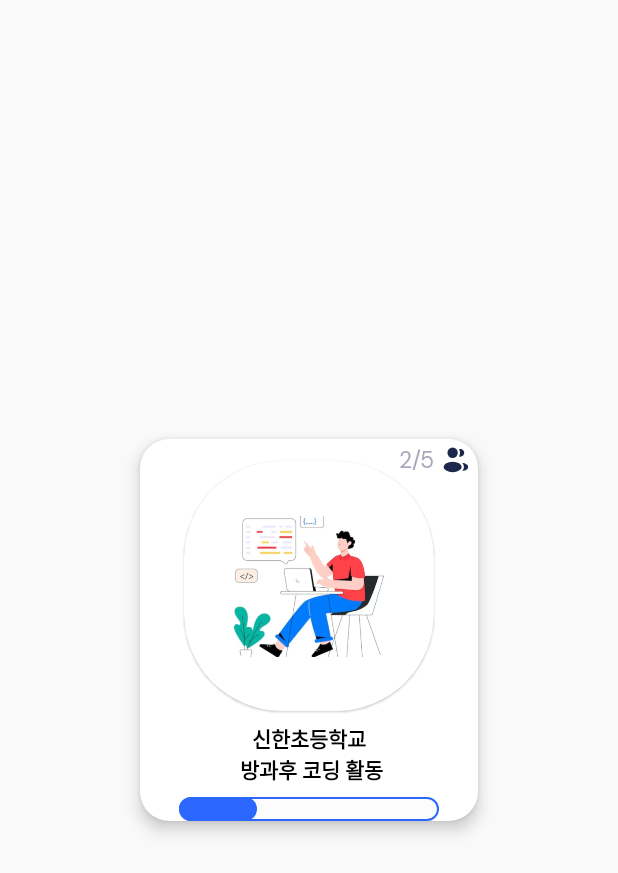
After one commit to kieanu/shac, an Android app: the layout item_act.xml on its own in the app's theme, with its tools: preview values and no code run, on a phone screen of 412 x 824 dp. The commit adds this screen. Shown: the top 873 px of the screen. Run offline under Robolectric (Android 15) with nearby library versions, the phone set to English and light mode, and no system bars.

Commit message:
feat: act item 레이아웃 작성 중

```diff
--- /dev/null
+++ b/Shac/app/src/main/res/drawable/act_participants.xml
@@ -0,0 +1,7 @@
+<vector android:height="24dp" android:viewportHeight="12"
+    android:viewportWidth="12" android:width="24dp" xmlns:android="http://schemas.android.com/apk/res/android">
+    <path android:fillColor="#1C274C" android:pathData="M4.5,3m-2,0a2,2 0,1 1,4 0a2,2 0,1 1,-4 0"/>
+    <path android:fillColor="#1C274C" android:pathData="M1,8.5a3.5,2 0,1 0,7 0a3.5,2 0,1 0,-7 0z"/>
+    <path android:fillColor="#1C274C" android:pathData="M10.5,8.5C10.5,9.329 9.482,10 8.239,10C8.605,9.6 8.857,9.098 8.857,8.501C8.857,7.904 8.605,7.401 8.238,7C9.481,7 10.5,7.672 10.5,8.5Z"/>
+    <path android:fillColor="#1C274C" android:pathData="M9,3C9,3.829 8.328,4.5 7.5,4.5C7.319,4.5 7.146,4.469 6.985,4.41C7.222,3.994 7.357,3.513 7.357,3C7.357,2.488 7.222,2.007 6.986,1.591C7.146,1.532 7.319,1.5 7.5,1.5C8.328,1.5 9,2.172 9,3Z"/>
+</vector>
--- /dev/null
+++ b/Shac/app/src/main/res/drawable/curved_progress_bar.xml
@@ -0,0 +1,20 @@
+<?xml version="1.0" encoding="utf-8"?>
+<layer-list xmlns:android="http://schemas.android.com/apk/res/android">
+    <item android:id="@android:id/background">
+        <shape>
+            <corners android:radius="18dp" />
+            <solid android:color="@color/transparent" /> <!-- 백그라운드 컬러 -->
+            <stroke android:color="@color/bottom_focused" android:width="@dimen/_1sdp" /> <!-- 테두리 컬러-->
+        </shape>
+    </item>
+
+    <item android:id="@android:id/progress">
+
+    <scale android:scaleWidth="100%">
+        <shape>
+            <corners android:radius="@dimen/_30sdp" />
+            <solid android:color="@color/bottom_focused" />
+        </shape>
+    </scale>
+    </item>
+</layer-list>
--- /dev/null
+++ b/Shac/app/src/main/res/drawable/progress_bar_background.xml
@@ -0,0 +1,7 @@
+<?xml version="1.0" encoding="utf-8"?>
+<?xml version="1.0" encoding="utf-8"?>
+<shape
+    xmlns:android="http://schemas.android.com/apk/res/android"
+    android:shape="rectangle">
+    <corners android:radius="@dimen/_30sdp" />
+</shape>
--- /dev/null
+++ b/Shac/app/src/main/res/layout/item_act.xml
@@ -0,0 +1,92 @@
+<?xml version="1.0" encoding="utf-8"?>
+
+<com.google.android.material.card.MaterialCardView
+    xmlns:android="http://schemas.android.com/apk/res/android"
+    xmlns:app="http://schemas.android.com/apk/res-auto"
+    xmlns:tools="http://schemas.android.com/tools"
+    android:layout_width="wrap_content"
+    android:layout_height="wrap_content"
+    android:layout_gravity="center"
+    app:cardElevation="@dimen/_5sdp"
+    android:layout_marginStart="16dp"
+    android:layout_marginTop="8dp"
+    android:layout_marginEnd="16dp"
+    app:cardCornerRadius="@dimen/_15sdp">
+
+    <androidx.constraintlayout.widget.ConstraintLayout
+        android:layout_width="match_parent"
+        android:layout_height="wrap_content">
+
+        <androidx.appcompat.widget.LinearLayoutCompat
+            android:id="@+id/linearLayout_act_participant"
+            android:layout_width="wrap_content"
+            android:layout_height="wrap_content"
+            android:gravity="center"
+            android:layout_marginLeft="@dimen/_minus18sdp"
+            android:layout_marginTop="@dimen/_3sdp"
+            app:layout_constraintStart_toEndOf="@+id/act_main_img_cardview"
+            app:layout_constraintTop_toTopOf="parent">
+
+            <androidx.appcompat.widget.AppCompatTextView
+                android:layout_width="match_parent"
+                android:layout_height="match_parent"
+                android:textSize="@dimen/_12sdp"
+                android:textColor="@color/grey_text"
+                style="@style/regularText"
+                tools:text="2/5"/>
+
+            <androidx.appcompat.widget.AppCompatImageView
+                android:layout_width="@dimen/_16sdp"
+                android:layout_height="@dimen/_16sdp"
+                android:layout_marginHorizontal="@dimen/_3sdp"
+                android:src="@drawable/act_participants" />
+
+        </androidx.appcompat.widget.LinearLayoutCompat>
+
+        <com.google.android.material.card.MaterialCardView
+            android:id="@+id/act_main_img_cardview"
+            android:layout_marginTop="@dimen/_8sdp"
+            android:layout_width="wrap_content"
+            android:layout_height="wrap_content"
+            app:cardCornerRadius="@dimen/_50sdp"
+            app:layout_constraintEnd_toEndOf="parent"
+            app:layout_constraintStart_toStartOf="parent"
+            app:layout_constraintTop_toTopOf="@+id/linearLayout_act_participant">
+
+            <androidx.appcompat.widget.AppCompatImageView
+                android:id="@+id/act_main_img"
+                android:layout_width="@dimen/_128sdp"
+                android:layout_height="@dimen/_128sdp"
+                tools:src="@drawable/act_sample_img" />
+
+        </com.google.android.material.card.MaterialCardView>
+
+        <androidx.appcompat.widget.AppCompatTextView
+            android:layout_marginTop="@dimen/_6sdp"
+            android:id="@+id/act_main_title"
+            style="@style/boldText"
+            android:layout_width="0dp"
+            android:layout_height="match_parent"
+            android:gravity="center"
+            android:maxLines="2"
+            android:textColor="@color/black"
+            app:layout_constraintEnd_toEndOf="@+id/act_main_img_cardview"
+            app:layout_constraintStart_toStartOf="@+id/act_main_img_cardview"
+            app:layout_constraintTop_toBottomOf="@+id/act_main_img_cardview"
+            tools:text="신한초등학교\n 방과후 코딩 활동" />
+
+        <ProgressBar
+            android:id="@+id/act_fund_progress"
+            android:layout_marginTop="@dimen/_6sdp"
+            style="@style/Widget.AppCompat.ProgressBar.Horizontal"
+            android:progressDrawable="@drawable/curved_progress_bar"
+            android:layout_width="0dp"
+            android:layout_height="wrap_content"
+            android:layout_marginHorizontal="@dimen/_20sdp"
+            android:progress="30"
+            app:layout_constraintTop_toBottomOf="@+id/act_main_title"
+            app:layout_constraintEnd_toEndOf="parent"
+            app:layout_constraintStart_toStartOf="parent" />
+    </androidx.constraintlayout.widget.ConstraintLayout>
+
+</com.google.android.material.card.MaterialCardView>
--- a/Shac/app/src/main/res/values/colors.xml
+++ b/Shac/app/src/main/res/values/colors.xml
@@ -9,4 +9,7 @@
     <color name="white">#FFFFFFFF</color>
     <color name="bottom_unfocused">#FF787878</color>
     <color name="bottom_focused">#FF2C67FF</color>
+    <color name="grey_text">#FFAAA6B9</color>
+    <color name="main_bg_color">#FFF9F9F9</color>
+    <color name="transparent">#27EEECEC</color>
 </resources>
--- a/Shac/app/src/main/res/values/styles.xml
+++ b/Shac/app/src/main/res/values/styles.xml
@@ -1,12 +1,15 @@
 <?xml version="1.0" encoding="utf-8"?>
 <resources>
-    <style name="UpperText">
+    <style name="MoneyText">
         <item name="android:fontFamily">@font/postnobillscolombo_extrabold</item>
-        <item name="android:textSize">30sp</item>
     </style>
 
-    <style name="ItemText">
-        <item name="android:fontFamily">@font/notosans_bold</item>
-        <item name="android:textSize">24sp</item>
+    <style name="boldText">
+        <item name="android:fontFamily">@font/dmsans_bold</item>
     </style>
+
+    <style name="regularText">
+        <item name="android:fontFamily">@font/dmsans_regular</item>
+    </style>
+
 </resources>
--- a/Shac/app/src/main/res/values/themes.xml
+++ b/Shac/app/src/main/res/values/themes.xml
@@ -1,6 +1,8 @@
 <resources xmlns:tools="http://schemas.android.com/tools">
     <!-- Base application theme. -->
     <style name="Theme.Shac" parent="Theme.MaterialComponents.DayNight.NoActionBar">
+        <!-- 기본 배경색 -->
+        <item name="android:windowBackground">@color/main_bg_color</item>
         <!-- Font -->
         <item name="android:fontFamily">@font/notosnas_regular</item>
         <!-- Primary brand color. -->
```
Also changed, not shown: Shac/app/src/main/res/drawable/act_sample_img.png (added), Shac/app/src/main/res/drawable/completed.png (added), Shac/app/src/main/res/drawable/progressing.png (added), Shac/app/src/main/res/font/dmsans_bold.ttf (added), Shac/app/src/main/res/font/dmsans_medium.ttf (added), Shac/app/src/main/res/font/dmsans_regular.ttf (added).
